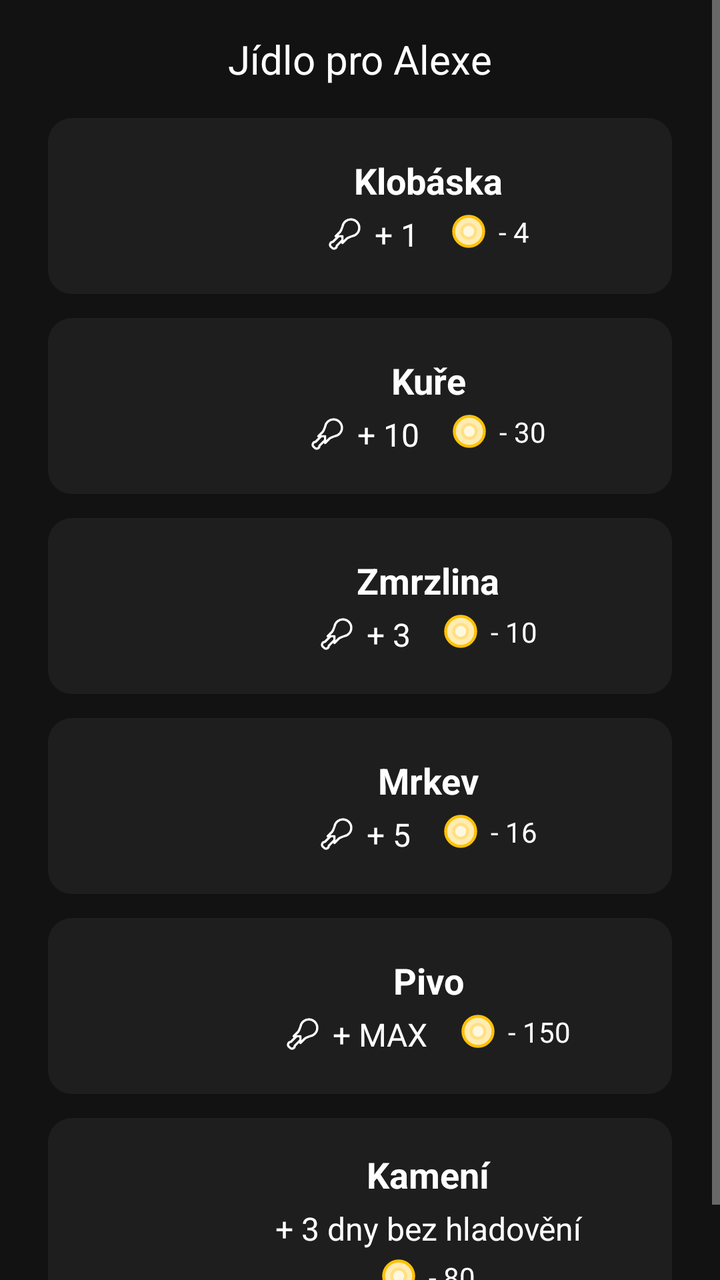
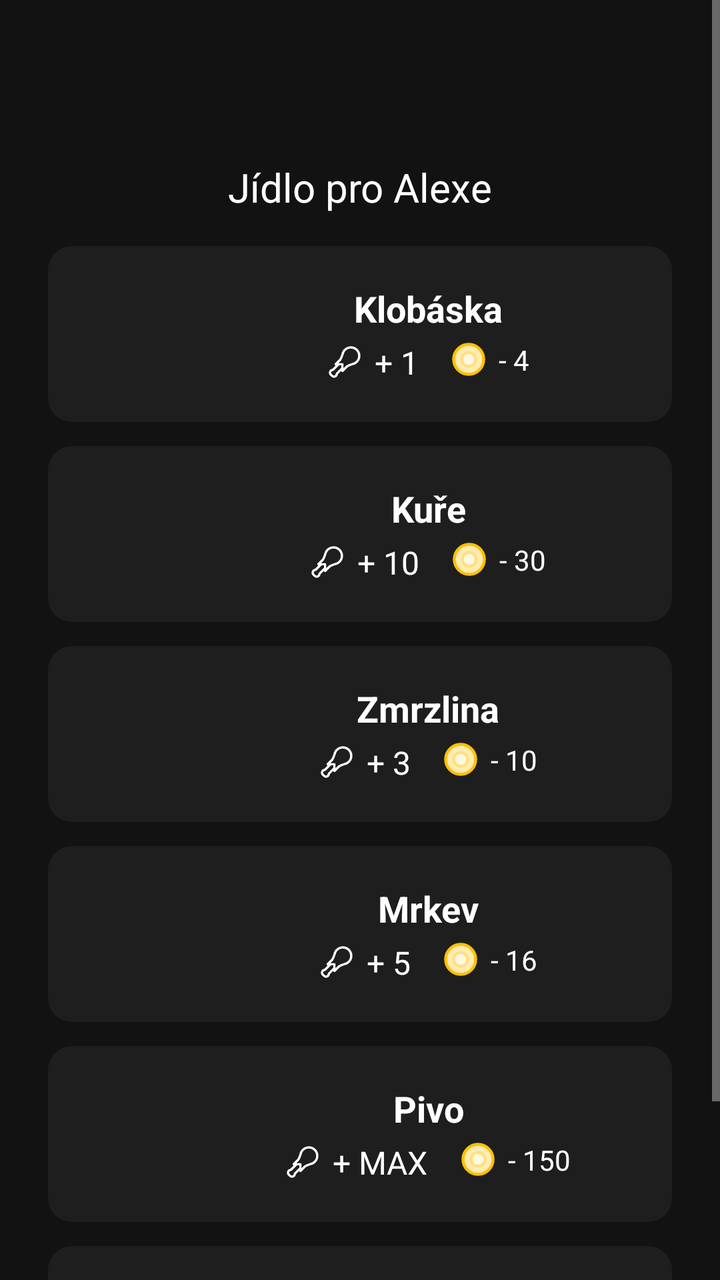

Before-and-after screenshots of an Android layout around one commit, followed by the original layout XML and the change that was made.
<!-- AndroidManifest.xml: application theme Theme.Autokolk.NoActionBar -->
<!-- res/layout/fragment_alex_page_two.xml -->
<?xml version="1.0" encoding="utf-8"?>
<ScrollView xmlns:android="http://schemas.android.com/apk/res/android"
    android:id="@+id/scrollView"
    android:layout_width="match_parent"
    android:layout_height="match_parent">

    <LinearLayout
        android:layout_width="match_parent"
        android:layout_height="wrap_content"
        android:gravity="center_horizontal"
        android:orientation="vertical"
        android:paddingStart="24dp"
        android:paddingEnd="24dp"
        android:paddingTop="16dp"
        android:paddingBottom="16dp">

        <TextView
            android:id="@+id/foodTitle"
            android:layout_width="wrap_content"
            android:layout_height="wrap_content"
            android:text="Jídlo pro Alexe"
            android:textColor="@color/text_primary"
            android:textSize="20sp" />

        <LinearLayout
            android:layout_width="match_parent"
            android:layout_height="wrap_content"
            android:layout_marginTop="16dp"
            android:orientation="vertical">

            <LinearLayout
                android:id="@+id/food_klobaska"
                android:layout_width="match_parent"
                android:layout_height="wrap_content"
                android:background="@drawable/item_background_selector"
                android:clickable="true"
                android:focusable="true"
                android:padding="16dp"
                android:orientation="horizontal"
                android:gravity="center_vertical">

                <ImageView
                    android:id="@+id/image_klobaska"
                    android:layout_width="56dp"
                    android:layout_height="56dp"
                    android:contentDescription="Klobáska"
                    android:scaleType="centerCrop" />

                <LinearLayout
                    android:layout_width="0dp"
                    android:layout_height="wrap_content"
                    android:layout_marginStart="12dp"
                    android:layout_weight="1"
                    android:orientation="vertical">

                    <TextView
                        android:layout_width="match_parent"
                        android:layout_height="wrap_content"
                        android:gravity="center_horizontal"
                        android:text="Klobáska"
                        android:textColor="@color/text_primary"
                        android:textSize="18sp"
                        android:textStyle="bold" />

                        <LinearLayout
                            android:layout_width="match_parent"
                            android:layout_height="wrap_content"
                            android:layout_marginTop="4dp"
                            android:orientation="horizontal"
                            android:gravity="center_horizontal">

                        <LinearLayout
                            android:layout_width="wrap_content"
                            android:layout_height="wrap_content"
                            android:orientation="horizontal"
                            android:gravity="center_vertical">
                            <ImageView
                                android:layout_width="18dp"
                                android:layout_height="18dp"
                                android:src="@drawable/ic_food"
                                android:tint="@android:color/white"
                                android:contentDescription="Jídlo" />
                            <TextView
                                android:layout_width="wrap_content"
                                android:layout_height="wrap_content"
                                android:layout_marginStart="6dp"
                                android:text="+ 1"
                                android:textColor="@color/text_primary"
                                android:textSize="16sp" />
                        </LinearLayout>

                        <Space
                            android:layout_width="16dp"
                            android:layout_height="0dp" />

                        <LinearLayout
                            android:layout_width="wrap_content"
                            android:layout_height="wrap_content"
                            android:orientation="horizontal"
                            android:gravity="center_vertical">
                            <ImageView
                                android:layout_width="18dp"
                                android:layout_height="18dp"
                                android:src="@drawable/ic_coin"
                                android:contentDescription="Body" />
                            <TextView
                                android:layout_width="wrap_content"
                                android:layout_height="wrap_content"
                                android:layout_marginStart="6dp"
                                android:text="- 4"
                                android:textColor="@color/text_primary"
                                android:textSize="14sp" />
                        </LinearLayout>
                    </LinearLayout>
                </LinearLayout>
            </LinearLayout>

            <LinearLayout
                android:id="@+id/food_kure"
                android:layout_width="match_parent"
                android:layout_height="wrap_content"
                android:layout_marginTop="12dp"
                android:background="@drawable/item_background_selector"
                android:clickable="true"
                android:focusable="true"
                android:padding="16dp"
                android:orientation="horizontal"
                android:gravity="center_vertical">

                <ImageView
                    android:id="@+id/image_kure"
                    android:layout_width="56dp"
                    android:layout_height="56dp"
                    android:contentDescription="Kuře"
                    android:scaleType="centerCrop" />

                <LinearLayout
                    android:layout_width="0dp"
                    android:layout_height="wrap_content"
                    android:layout_marginStart="12dp"
                    android:layout_weight="1"
                    android:orientation="vertical">

                    <TextView
                        android:layout_width="match_parent"
                        android:layout_height="wrap_content"
                        android:gravity="center_horizontal"
                        android:text="Kuře"
                        android:textColor="@color/text_primary"
                        android:textSize="18sp"
                        android:textStyle="bold" />

                    <LinearLayout
                        android:layout_width="match_parent"
                        android:layout_height="wrap_content"
                        android:layout_marginTop="4dp"
                        android:orientation="horizontal"
                        android:gravity="center_horizontal">

                        <LinearLayout
                            android:layout_width="wrap_content"
                            android:layout_height="wrap_content"
                            android:orientation="horizontal"
                            android:gravity="center_vertical">
                            <ImageView
                                android:layout_width="18dp"
                                android:layout_height="18dp"
                                android:src="@drawable/ic_food"
                                android:tint="@android:color/white"
                                android:contentDescription="Jídlo" />
                            <TextView
                                android:layout_width="wrap_content"
                                android:layout_height="wrap_content"
                                android:layout_marginStart="6dp"
                                android:text="+ 10"
                                android:textColor="@color/text_primary"
                                android:textSize="16sp" />
                        </LinearLayout>

                        <Space
                            android:layout_width="16dp"
                            android:layout_height="0dp" />

                        <LinearLayout
                            android:layout_width="wrap_content"
                            android:layout_height="wrap_content"
                            android:orientation="horizontal"
                            android:gravity="center_vertical">
                            <ImageView
                                android:layout_width="18dp"
                                android:layout_height="18dp"
                                android:src="@drawable/ic_coin"
                                android:contentDescription="Body" />
                            <TextView
                                android:layout_width="wrap_content"
                                android:layout_height="wrap_content"
                                android:layout_marginStart="6dp"
                                android:text="- 30"
                                android:textColor="@color/text_primary"
                                android:textSize="14sp" />
                        </LinearLayout>
                    </LinearLayout>
                </LinearLayout>
            </LinearLayout>

            <LinearLayout
                android:id="@+id/food_zmrzlina"
                android:layout_width="match_parent"
                android:layout_height="wrap_content"
                android:layout_marginTop="12dp"
                android:background="@drawable/item_background_selector"
                android:clickable="true"
                android:focusable="true"
                android:padding="16dp"
                android:orientation="horizontal"
                android:gravity="center_vertical">

                <ImageView
                    android:id="@+id/image_zmrzlina"
                    android:layout_width="56dp"
                    android:layout_height="56dp"
                    android:contentDescription="Zmrzlina"
                    android:scaleType="centerCrop" />

                <LinearLayout
                    android:layout_width="0dp"
                    android:layout_height="wrap_content"
                    android:layout_marginStart="12dp"
                    android:layout_weight="1"
                    android:orientation="vertical">

                    <TextView
                        android:layout_width="match_parent"
                        android:layout_height="wrap_content"
                        android:gravity="center_horizontal"
                        android:text="Zmrzlina"
                        android:textColor="@color/text_primary"
                        android:textSize="18sp"
                        android:textStyle="bold" />

                    <LinearLayout
                        android:layout_width="match_parent"
                        android:layout_height="wrap_content"
                        android:layout_marginTop="4dp"
                        android:orientation="horizontal"
                        android:gravity="center_horizontal">

                        <LinearLayout
                            android:layout_width="wrap_content"
                            android:layout_height="wrap_content"
                            android:orientation="horizontal"
                            android:gravity="center_vertical">
                            <ImageView
                                android:layout_width="18dp"
                                android:layout_height="18dp"
                                android:src="@drawable/ic_food"
                                android:tint="@android:color/white"
                                android:contentDescription="Jídlo" />
                            <TextView
                                android:layout_width="wrap_content"
                                android:layout_height="wrap_content"
                                android:layout_marginStart="6dp"
                                android:text="+ 3"
                                android:textColor="@color/text_primary"
                                android:textSize="16sp" />
                        </LinearLayout>

                        <Space
                            android:layout_width="16dp"
                            android:layout_height="0dp" />

                        <LinearLayout
                            android:layout_width="wrap_content"
                            android:layout_height="wrap_content"
                            android:orientation="horizontal"
                            android:gravity="center_vertical">
                            <ImageView
                                android:layout_width="18dp"
                                android:layout_height="18dp"
                                android:src="@drawable/ic_coin"
                                android:contentDescription="Body" />
                            <TextView
                                android:layout_width="wrap_content"
                                android:layout_height="wrap_content"
                                android:layout_marginStart="6dp"
                                android:text="- 10"
                                android:textColor="@color/text_primary"
                                android:textSize="14sp" />
                        </LinearLayout>
                    </LinearLayout>
                </LinearLayout>
            </LinearLayout>

            <LinearLayout
                android:id="@+id/food_mrkev"
                android:layout_width="match_parent"
                android:layout_height="wrap_content"
                android:layout_marginTop="12dp"
                android:background="@drawable/item_background_selector"
                android:clickable="true"
                android:focusable="true"
                android:padding="16dp"
                android:orientation="horizontal"
                android:gravity="center_vertical">

                <ImageView
                    android:id="@+id/image_mrkev"
                    android:layout_width="56dp"
                    android:layout_height="56dp"
                    android:contentDescription="Mrkev"
                    android:scaleType="centerCrop" />

                <LinearLayout
                    android:layout_width="0dp"
                    android:layout_height="wrap_content"
                    android:layout_marginStart="12dp"
                    android:layout_weight="1"
                    android:orientation="vertical">

                    <TextView
                        android:layout_width="match_parent"
                        android:layout_height="wrap_content"
                        android:gravity="center_horizontal"
                        android:text="Mrkev"
                        android:textColor="@color/text_primary"
                        android:textSize="18sp"
                        android:textStyle="bold" />

                    <LinearLayout
                        android:layout_width="match_parent"
                        android:layout_height="wrap_content"
                        android:layout_marginTop="4dp"
                        android:orientation="horizontal"
                        android:gravity="center_horizontal">

                        <LinearLayout
                            android:layout_width="wrap_content"
                            android:layout_height="wrap_content"
                            android:orientation="horizontal"
                            android:gravity="center_vertical">
                            <ImageView
                                android:layout_width="18dp"
                                android:layout_height="18dp"
                                android:src="@drawable/ic_food"
                                android:tint="@android:color/white"
                                android:contentDescription="Jídlo" />
                            <TextView
                                android:layout_width="wrap_content"
                                android:layout_height="wrap_content"
                                android:layout_marginStart="6dp"
                                android:text="+ 5"
                                android:textColor="@color/text_primary"
                                android:textSize="16sp" />
                        </LinearLayout>

                        <Space
                            android:layout_width="16dp"
                            android:layout_height="0dp" />

                        <LinearLayout
                            android:layout_width="wrap_content"
                            android:layout_height="wrap_content"
                            android:orientation="horizontal"
                            android:gravity="center_vertical">
                            <ImageView
                                android:layout_width="18dp"
                                android:layout_height="18dp"
                                android:src="@drawable/ic_coin"
                                android:contentDescription="Body" />
                            <TextView
                                android:layout_width="wrap_content"
                                android:layout_height="wrap_content"
                                android:layout_marginStart="6dp"
                                android:text="- 16"
                                android:textColor="@color/text_primary"
                                android:textSize="14sp" />
                        </LinearLayout>
                    </LinearLayout>
                </LinearLayout>
            </LinearLayout>

            <LinearLayout
                android:id="@+id/food_pivo"
                android:layout_width="match_parent"
                android:layout_height="wrap_content"
                android:layout_marginTop="12dp"
                android:background="@drawable/item_background_selector"
                android:clickable="true"
                android:focusable="true"
                android:padding="16dp"
                android:orientation="horizontal"
                android:gravity="center_vertical">

                <ImageView
                    android:id="@+id/image_pivo"
                    android:layout_width="56dp"
                    android:layout_height="56dp"
                    android:contentDescription="Pivo"
                    android:scaleType="centerCrop" />

                <LinearLayout
                    android:layout_width="0dp"
                    android:layout_height="wrap_content"
                    android:layout_marginStart="12dp"
                    android:layout_weight="1"
                    android:orientation="vertical">

                    <TextView
                        android:layout_width="match_parent"
                        android:layout_height="wrap_content"
                        android:gravity="center_horizontal"
                        android:text="Pivo"
                        android:textColor="@color/text_primary"
                        android:textSize="18sp"
                        android:textStyle="bold" />

                    <LinearLayout
                        android:layout_width="match_parent"
                        android:layout_height="wrap_content"
                        android:layout_marginTop="4dp"
                        android:orientation="horizontal"
                        android:gravity="center_horizontal">

                        <LinearLayout
                            android:layout_width="wrap_content"
                            android:layout_height="wrap_content"
                            android:orientation="horizontal"
                            android:gravity="center_vertical">
                            <ImageView
                                android:layout_width="18dp"
                                android:layout_height="18dp"
                                android:src="@drawable/ic_food"
                                android:tint="@android:color/white"
                                android:contentDescription="Jídlo" />
                            <TextView
                                android:layout_width="wrap_content"
                                android:layout_height="wrap_content"
                                android:layout_marginStart="6dp"
                                android:text="+ MAX"
                                android:textColor="@color/text_primary"
                                android:textSize="16sp" />
                        </LinearLayout>

                        <Space
                            android:layout_width="16dp"
                            android:layout_height="0dp" />

                        <LinearLayout
                            android:layout_width="wrap_content"
                            android:layout_height="wrap_content"
                            android:orientation="horizontal"
                            android:gravity="center_vertical">
                            <ImageView
                                android:layout_width="18dp"
                                android:layout_height="18dp"
                                android:src="@drawable/ic_coin"
                                android:contentDescription="Body" />
                            <TextView
                                android:layout_width="wrap_content"
                                android:layout_height="wrap_content"
                                android:layout_marginStart="6dp"
                                android:text="- 150"
                                android:textColor="@color/text_primary"
                                android:textSize="14sp" />
                        </LinearLayout>
                    </LinearLayout>
                </LinearLayout>
            </LinearLayout>

            <LinearLayout
                android:id="@+id/food_kameni"
                android:layout_width="match_parent"
                android:layout_height="wrap_content"
                android:layout_marginTop="12dp"
                android:background="@drawable/item_background_selector"
                android:clickable="true"
                android:focusable="true"
                android:padding="16dp"
                android:orientation="horizontal"
                android:gravity="center_vertical">

                <ImageView
                    android:id="@+id/image_kameni"
                    android:layout_width="56dp"
                    android:layout_height="56dp"
                    android:contentDescription="Kamení"
                    android:scaleType="centerCrop" />

                <LinearLayout
                    android:layout_width="0dp"
                    android:layout_height="wrap_content"
                    android:layout_marginStart="12dp"
                    android:layout_weight="1"
                    android:orientation="vertical">

                    <TextView
                        android:layout_width="match_parent"
                        android:layout_height="wrap_content"
                        android:gravity="center_horizontal"
                        android:text="Kamení"
                        android:textColor="@color/text_primary"
                        android:textSize="18sp"
                        android:textStyle="bold" />

                    <TextView
                        android:layout_width="match_parent"
                        android:layout_height="wrap_content"
                        android:layout_marginTop="4dp"
                        android:gravity="center_horizontal"
                        android:text="+ 3 dny bez hladovění"
                        android:textColor="@color/text_primary"
                        android:textSize="16sp" />

                    <LinearLayout
                        android:layout_width="match_parent"
                        android:layout_height="wrap_content"
                        android:layout_marginTop="4dp"
                        android:orientation="horizontal"
                        android:gravity="center_horizontal">

                        <ImageView
                            android:layout_width="18dp"
                            android:layout_height="18dp"
                            android:src="@drawable/ic_coin"
                            android:contentDescription="Body" />
                        <TextView
                            android:layout_width="wrap_content"
                            android:layout_height="wrap_content"
                            android:layout_marginStart="6dp"
                            android:text="- 80"
                            android:textColor="@color/text_primary"
                            android:textSize="14sp" />
                    </LinearLayout>
                </LinearLayout>
            </LinearLayout>

            
        </LinearLayout>

    </LinearLayout>

 </ScrollView>
<!-- resources referenced by this layout -->
<resources>
  <color name="text_primary">#FFFFFF</color>
  <!-- drawable ic_coin (drawable) -->
  <?xml version="1.0" encoding="utf-8"?>
  <vector xmlns:android="http://schemas.android.com/apk/res/android"
      android:width="24dp"
      android:height="24dp"
      android:viewportWidth="24"
      android:viewportHeight="24">
      <path android:fillColor="#00000000" android:pathData="M0,0h24v24H0z"/>
      <path android:fillColor="#FFECB3" android:strokeColor="#FFC107" android:strokeWidth="2" android:pathData="M12,2c5.523,0 10,4.477 10,10s-4.477,10 -10,10S2,17.523 2,12 6.477,2 12,2z"/>
      <path android:fillColor="#FFF8E1" android:strokeColor="#FFE082" android:strokeWidth="2" android:pathData="M12,7.364A4.636,4.636 0 1,1 7.364,12 4.636,4.636 0 0,1 12,7.364z"/>
  </vector>
  <!-- drawable ic_food (drawable) -->
  <?xml version="1.0" encoding="utf-8"?>
  <vector xmlns:android="http://schemas.android.com/apk/res/android"
      android:width="24dp"
      android:height="24dp"
      android:viewportWidth="32"
      android:viewportHeight="32">
      <path
          android:fillColor="#000000"
          android:pathData="M30 10.5a8.5 8.5 0 0 0-16.862-1.534c-.777 2.366-1.467 3.695-1.86 4.342l-3.985 3.985A1 1 0 0 0 8 19h.108l-3.024 3.024a3.5 3.5 0 0 0-1.716 6.255c.135.103.257.225.361.36a3.5 3.5 0 0 0 6.248-1.736L13 23.878V24a1 1 0 0 0 1.707.707l3.987-3.986c.653-.395 1.992-1.087 4.372-1.865A8.502 8.502 0 0 0 30 10.5ZM13 21.05l-4.683 4.684A1.084 1.084 0 0 0 8 26.5a1.5 1.5 0 0 1-2.688.916a3.98 3.98 0 0 0-.727-.724A1.5 1.5 0 0 1 5.495 24c.283 0 .553-.112.753-.311L10.937 19H13v2.05ZM21.5 4a6.5 6.5 0 0 1 1.145 12.9c-.046.008-.09.019-.134.033c-2.67.868-4.191 1.663-4.97 2.149a.998.998 0 0 0-.178.141L15 21.586V18a1 1 0 0 0-1-1h-3.586l2.36-2.36a1 1 0 0 0 .14-.176c.486-.775 1.28-2.288 2.147-4.944a1 1 0 0 0 .035-.14A6.502 6.502 0 0 1 21.5 4Z" />
  </vector>
  <!-- drawable item_background_selector (drawable) -->
  <?xml version="1.0" encoding="utf-8"?>
  <selector xmlns:android="http://schemas.android.com/apk/res/android">
      <item android:state_pressed="true">
          <shape android:shape="rectangle">
              <solid android:color="@color/button_pressed" />
              <corners android:radius="12dp" />
          </shape>
      </item>
      <item>
          <shape android:shape="rectangle">
              <solid android:color="@color/card_dark" />
              <corners android:radius="12dp" />
          </shape>
      </item>
  </selector>
  <style name="Theme.Autokolk.NoActionBar" parent="Theme.Autokolk">
          <item name="windowActionBar">false</item>
          <item name="windowNoTitle">true</item>
      </style>
  <color name="button_pressed">#4D666666</color>
  <color name="card_dark">#1E1E1E</color>
  <color name="primary">#2196F3</color>
  <color name="primary_dark">#1976D2</color>
  <color name="white">#FFFFFFFF</color>
  <color name="secondary">#FFC107</color>
  <color name="secondary_dark">#FFA000</color>
  <color name="black">#FF000000</color>
  <color name="background">#121212</color>
  <color name="surface">#FF4CAF50</color>
  <color name="text_secondary">#B3FFFFFF</color>
  <style name="Widget.Autokolk.Button" parent="Widget.MaterialComponents.Button">
          <item name="backgroundTint">@color/button_normal</item>
          <item name="android:textColor">@color/text_primary</item>
          <item name="rippleColor">@color/button_pressed</item>
          <item name="cornerRadius">8dp</item>
          <item name="android:letterSpacing">0.025</item>
          <item name="android:textAllCaps">false</item>
      </style>
  <color name="button_normal">#2196F3</color>
  <!-- unchanged entries left out for length: 1 -->
</resources>

<!-- the commit's change to res/layout/fragment_alex_page_two.xml (unified diff, before → after) -->
@@ -11,7 +11,7 @@
         android:orientation="vertical"
         android:paddingStart="24dp"
         android:paddingEnd="24dp"
-        android:paddingTop="16dp"
+        android:paddingTop="80dp"
         android:paddingBottom="16dp">
 
         <TextView
